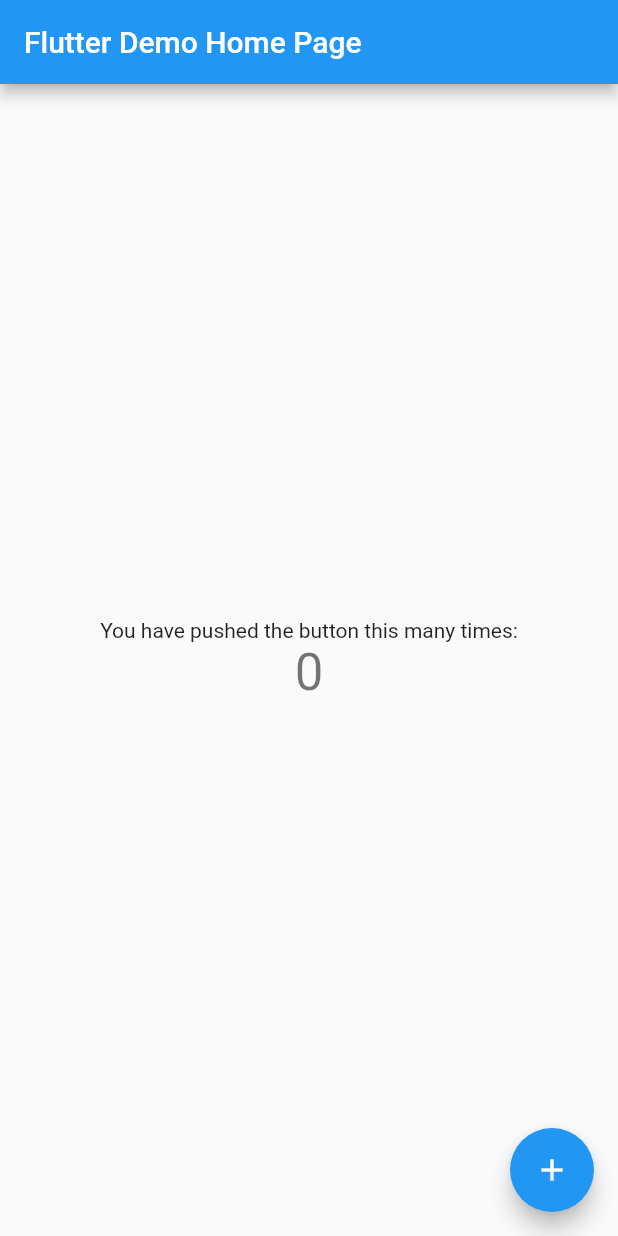
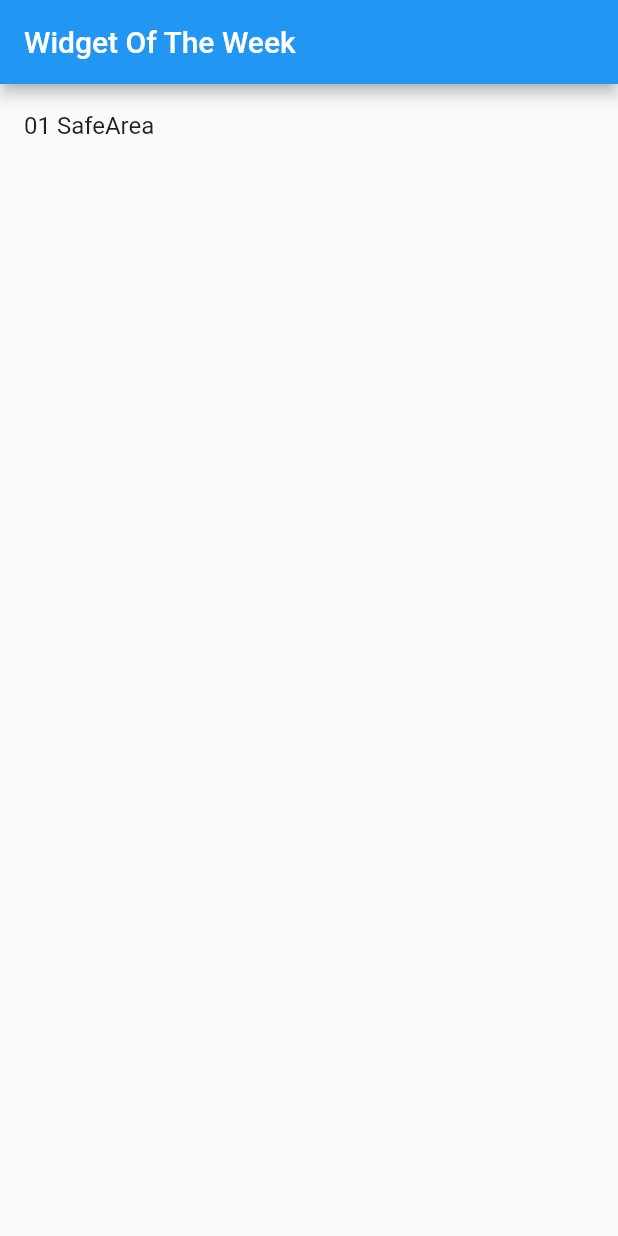
Before and after one commit to adriano-moreira/flutter-study, a Flutter app: the screen it shows after launch, on a phone screen of 412 x 824 dp. Run offline on Flutter 3.47's test engine with Material 2 defaults, Android fonts, the light colour scheme and no system bars.

Commit message:
add SafeArea

```diff
--- a/widget_of_the_week/lib/main.dart
+++ b/widget_of_the_week/lib/main.dart
@@ -1,113 +1,77 @@
 import 'package:flutter/material.dart';
+import 'package:widget_of_the_week/widgets.dart';
+
+const title = 'Widget Of The Week';
 
 void main() {
   runApp(MyApp());
 }
 
 class MyApp extends StatelessWidget {
-  // This widget is the root of your application.
   @override
   Widget build(BuildContext context) {
     return MaterialApp(
-      title: 'Flutter Demo',
+      title: title,
       theme: ThemeData(
-        // This is the theme of your application.
-        //
-        // Try running your application with "flutter run". You'll see the
-        // application has a blue toolbar. Then, without quitting the app, try
-        // changing the primarySwatch below to Colors.green and then invoke
-        // "hot reload" (press "r" in the console where you ran "flutter run",
-        // or simply save your changes to "hot reload" in a Flutter IDE).
-        // Notice that the counter didn't reset back to zero; the application
-        // is not restarted.
         primarySwatch: Colors.blue,
       ),
-      home: MyHomePage(title: 'Flutter Demo Home Page'),
+      home: HomePage(),
     );
   }
 }
 
-class MyHomePage extends StatefulWidget {
-  MyHomePage({Key key, this.title}) : super(key: key);
-
-  // This widget is the home page of your application. It is stateful, meaning
-  // that it has a State object (defined below) that contains fields that affect
-  // how it looks.
-
-  // This class is the configuration for the state. It holds the values (in this
-  // case the title) provided by the parent (in this case the App widget) and
-  // used by the build method of the State. Fields in a Widget subclass are
-  // always marked "final".
-
-  final String title;
-
-  @override
-  _MyHomePageState createState() => _MyHomePageState();
-}
-
-class _MyHomePageState extends State<MyHomePage> {
-  int _counter = 0;
-
-  void _incrementCounter() {
-    setState(() {
-      // This call to setState tells the Flutter framework that something has
-      // changed in this State, which causes it to rerun the build method below
-      // so that the display can reflect the updated values. If we changed
-      // _counter without calling setState(), then the build method would not be
-      // called again, and so nothing would appear to happen.
-      _counter++;
-    });
-  }
+class HomePage extends StatelessWidget {
+  final _names = widgets.keys.toList();
+  final _builders = widgets.values.toList();
 
   @override
   Widget build(BuildContext context) {
-    // This method is rerun every time setState is called, for instance as done
-    // by the _incrementCounter method above.
-    //
-    // The Flutter framework has been optimized to make rerunning build methods
-    // fast, so that you can just rebuild anything that needs updating rather
-    // than having to individually change instances of widgets.
     return Scaffold(
       appBar: AppBar(
-        // Here we take the value from the MyHomePage object that was created by
-        // the App.build method, and use it to set our appbar title.
-        title: Text(widget.title),
+        title: Text(title),
       ),
-      body: Center(
-        // Center is a layout widget. It takes a single child and positions it
-        // in the middle of the parent.
-        child: Column(
-          // Column is also a layout widget. It takes a list of children and
-          // arranges them vertically. By default, it sizes itself to fit its
-          // children horizontally, and tries to be as tall as its parent.
-          //
-          // Invoke "debug painting" (press "p" in the console, choose the
-          // "Toggle Debug Paint" action from the Flutter Inspector in Android
-          // Studio, or the "Toggle Debug Paint" command in Visual Studio Code)
-          // to see the wireframe for each widget.
-          //
-          // Column has various properties to control how it sizes itself and
-          // how it positions its children. Here we use mainAxisAlignment to
-          // center the children vertically; the main axis here is the vertical
-          // axis because Columns are vertical (the cross axis would be
-          // horizontal).
-          mainAxisAlignment: MainAxisAlignment.center,
-          children: <Widget>[
-            Text(
-              'You have pushed the button this many times:',
-            ),
-            Text(
-              '$_counter',
-              style: Theme.of(context).textTheme.headline4,
-            ),
-          ],
-        ),
+      body: ListView.builder(
+        itemCount: _names.length,
+        itemBuilder: (context, index) {
+          final name = _names[index];
+          final builder = _builders[index];
+          return HomeListItem(
+            name: name,
+            builder: builder,
+          );
+        },
       ),
-      floatingActionButton: FloatingActionButton(
-        onPressed: _incrementCounter,
-        tooltip: 'Increment',
-        child: Icon(Icons.add),
-      ), // This trailing comma makes auto-formatting nicer for build methods.
     );
   }
 }
+
+class HomeListItem extends StatelessWidget {
+  const HomeListItem({
+    Key? key,
+    required this.name,
+    required this.builder,
+  }) : super(key: key);
+
+  final String name;
+  final Widget Function(BuildContext context) builder;
+
+  @override
+  Widget build(BuildContext context) {
+    return ListTile(
+      title: Text(name),
+      onTap: () {
+        Navigator.push(
+          context,
+          MaterialPageRoute(
+            builder: (context) => Scaffold(
+              appBar: AppBar(
+                title: Text(name),
+              ),
+              body: builder(context),
+            ),
+          ),
+        );
+      },
+    );
+  }
+}
--- /dev/null
+++ b/widget_of_the_week/lib/widgets.dart
@@ -0,0 +1,6 @@
+import 'package:flutter/widgets.dart';
+import 'package:widget_of_the_week/widgets/01_safe_area.dart';
+
+Map<String, Widget Function(BuildContext)> get widgets => {
+  '01 SafeArea': (_) => SafeAreaStudy(),
+};
--- a/widget_of_the_week/pubspec.yaml
+++ b/widget_of_the_week/pubspec.yaml
@@ -18,7 +18,7 @@
 version: 1.0.0+1
 
 environment:
-  sdk: ">=2.7.0 <3.0.0"
+  sdk: '>=2.12.0-0 <3.0.0'
 
 dependencies:
   flutter:
```
Also changed, not shown: widget_of_the_week/lib/widgets/01_safe_area.dart (added, +56 -0 lines).
